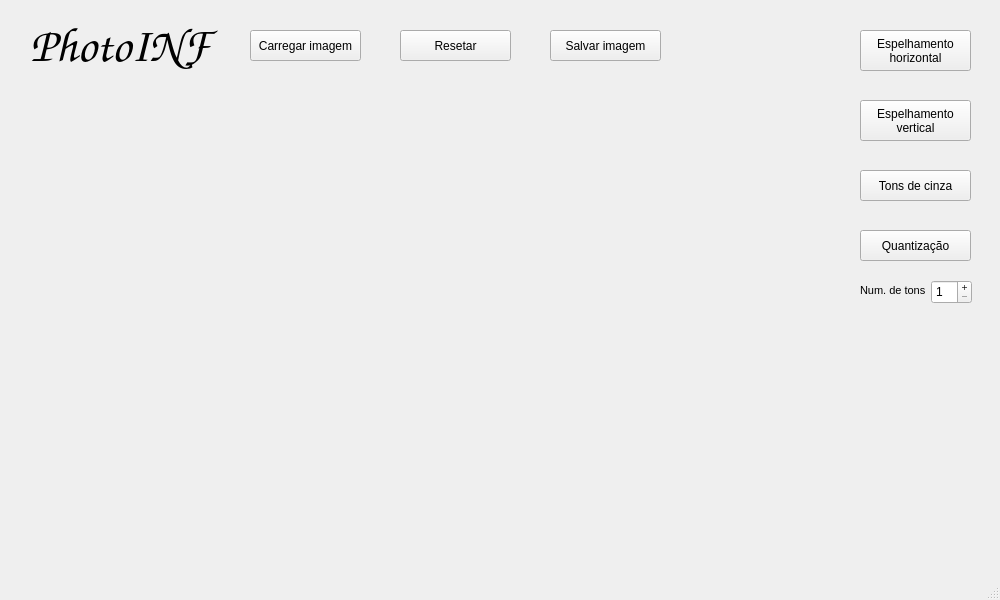
First picture: the form in mainwindow.ui, repository leonardoazzi/photochope, before the edit.
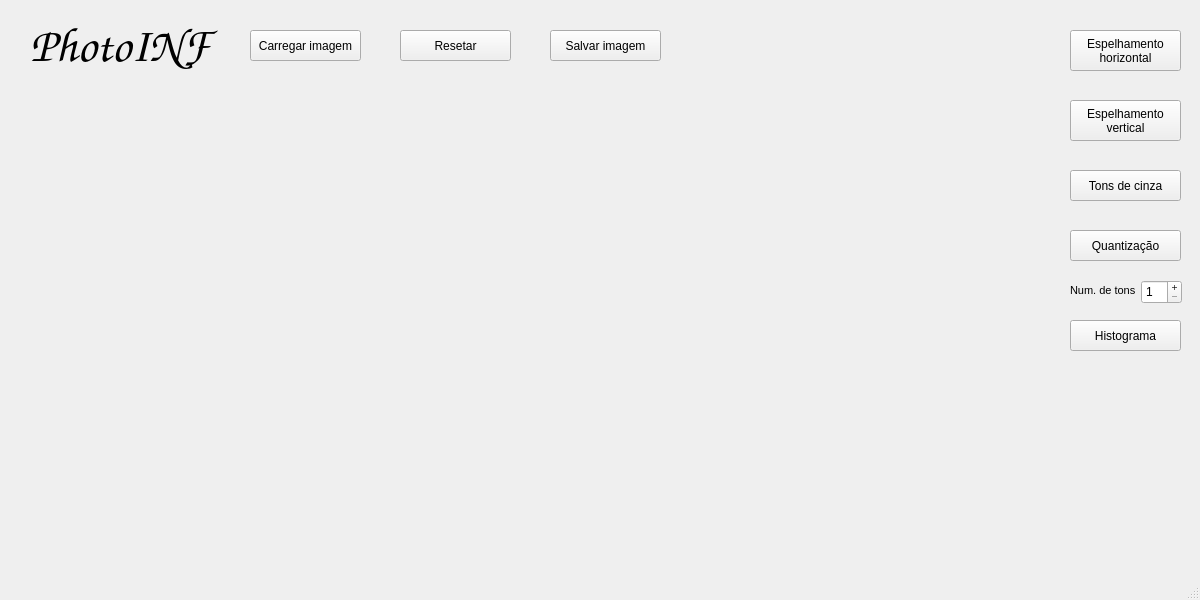
Second picture: the form after the edit. Icons and pictures are not drawn.

Commit message: Adiciona visualização para histograma; corrige bugs

Patch:
```diff
--- a/mainwindow.ui
+++ b/mainwindow.ui
@@ -6,13 +6,13 @@
    <rect>
     <x>0</x>
     <y>0</y>
-    <width>1000</width>
+    <width>1200</width>
     <height>600</height>
    </rect>
   </property>
   <property name="maximumSize">
    <size>
-    <width>1000</width>
+    <width>1200</width>
     <height>600</height>
    </size>
   </property>
@@ -69,7 +69,7 @@
      <rect>
       <x>30</x>
       <y>20</y>
-      <width>261</width>
+      <width>201</width>
       <height>51</height>
      </rect>
     </property>
@@ -104,7 +104,7 @@
    <widget class="QPushButton" name="horizMirror">
     <property name="geometry">
      <rect>
-      <x>860</x>
+      <x>1070</x>
       <y>30</y>
       <width>111</width>
       <height>41</height>
@@ -118,7 +118,7 @@
    <widget class="QPushButton" name="vertMirror">
     <property name="geometry">
      <rect>
-      <x>860</x>
+      <x>1070</x>
       <y>100</y>
       <width>111</width>
       <height>41</height>
@@ -132,7 +132,7 @@
    <widget class="QPushButton" name="toGreyscale">
     <property name="geometry">
      <rect>
-      <x>860</x>
+      <x>1070</x>
       <y>170</y>
       <width>111</width>
       <height>31</height>
@@ -145,7 +145,7 @@
    <widget class="QPushButton" name="quantizerBtn">
     <property name="geometry">
      <rect>
-      <x>860</x>
+      <x>1070</x>
       <y>230</y>
       <width>111</width>
       <height>31</height>
@@ -184,7 +184,7 @@
    <widget class="QSpinBox" name="numOfShadesSpin">
     <property name="geometry">
      <rect>
-      <x>931</x>
+      <x>1141</x>
       <y>280</y>
       <width>41</width>
       <height>24</height>
@@ -203,7 +203,7 @@
      <number>1</number>
     </property>
     <property name="maximum">
-     <number>255</number>
+     <number>256</number>
     </property>
     <property name="singleStep">
      <number>1</number>
@@ -218,7 +218,7 @@
    <widget class="QLabel" name="label_2">
     <property name="geometry">
      <rect>
-      <x>860</x>
+      <x>1070</x>
       <y>280</y>
       <width>71</width>
       <height>20</height>
@@ -246,6 +246,34 @@
      <string>Salvar imagem</string>
     </property>
    </widget>
+   <widget class="QWidget" name="verticalLayoutWidget">
+    <property name="geometry">
+     <rect>
+      <x>980</x>
+      <y>440</y>
+      <width>201</width>
+      <height>131</height>
+     </rect>
+    </property>
+    <layout class="QVBoxLayout" name="verticalLayout">
+     <property name="sizeConstraint">
+      <enum>QLayout::SizeConstraint::SetDefaultConstraint</enum>
+     </property>
+    </layout>
+   </widget>
+   <widget class="QPushButton" name="histogramBtn">
+    <property name="geometry">
+     <rect>
+      <x>1070</x>
+      <y>320</y>
+      <width>111</width>
+      <height>31</height>
+     </rect>
+    </property>
+    <property name="text">
+     <string>Histograma</string>
+    </property>
+   </widget>
   </widget>
   <widget class="QStatusBar" name="statusbar"/>
   <action name="actionasd">
```
Left out of the diff: 3 changed lines with no effect on the pictures. The commit also changes 5 other files.
